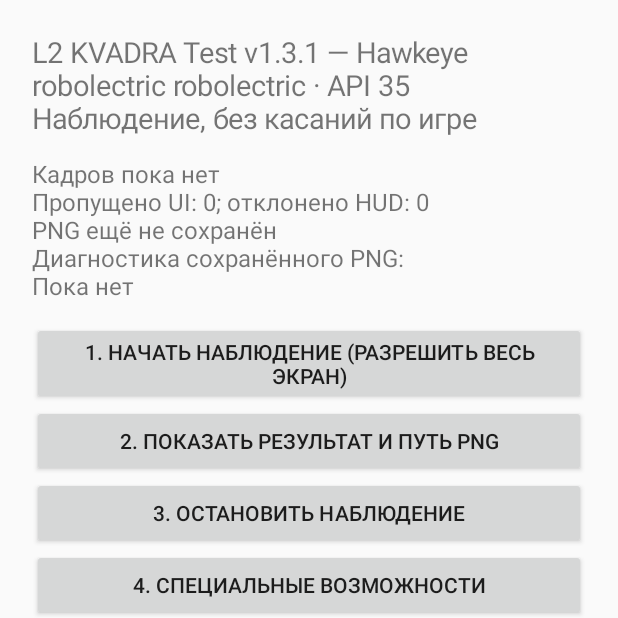
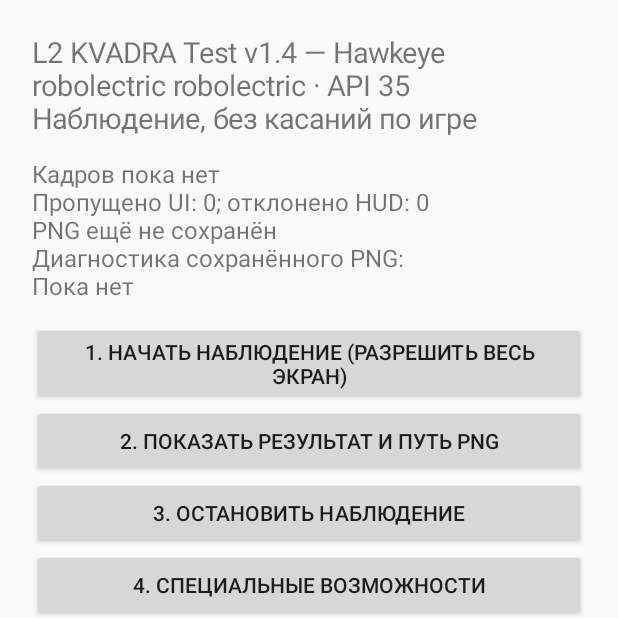
Before and after one commit to Ignatkaa/L2-KVADRA-Test, an Android app: the screen it shows after launch (MainActivity), on a phone screen of 412 x 824 dp, the top half of it. Run offline under Robolectric (Android 15) with nearby library versions, the phone set to English and light mode, and no system bars.

Commit message:
Identify on-device OCR build v1.4 in UI

```diff
--- a/app/src/main/java/com/l2farm/kvadratest/MainActivity.kt
+++ b/app/src/main/java/com/l2farm/kvadratest/MainActivity.kt
@@ -20,7 +20,7 @@ class MainActivity : Activity() {
             return b
         }
         layout.addView(TextView(this).apply {
-            text="L2 KVADRA Test v1.3.1 — Hawkeye\n${Build.MANUFACTURER} ${Build.MODEL} · API ${Build.VERSION.SDK_INT}\nНаблюдение, без касаний по игре"
+            text="L2 KVADRA Test v1.4 — Hawkeye\n${Build.MANUFACTURER} ${Build.MODEL} · API ${Build.VERSION.SDK_INT}\nНаблюдение, без касаний по игре"
             textSize=19f
         })
         status=TextView(this).apply { text="Ожидание проверки"; textSize=16f; setPadding(0,20,0,20) }
```
